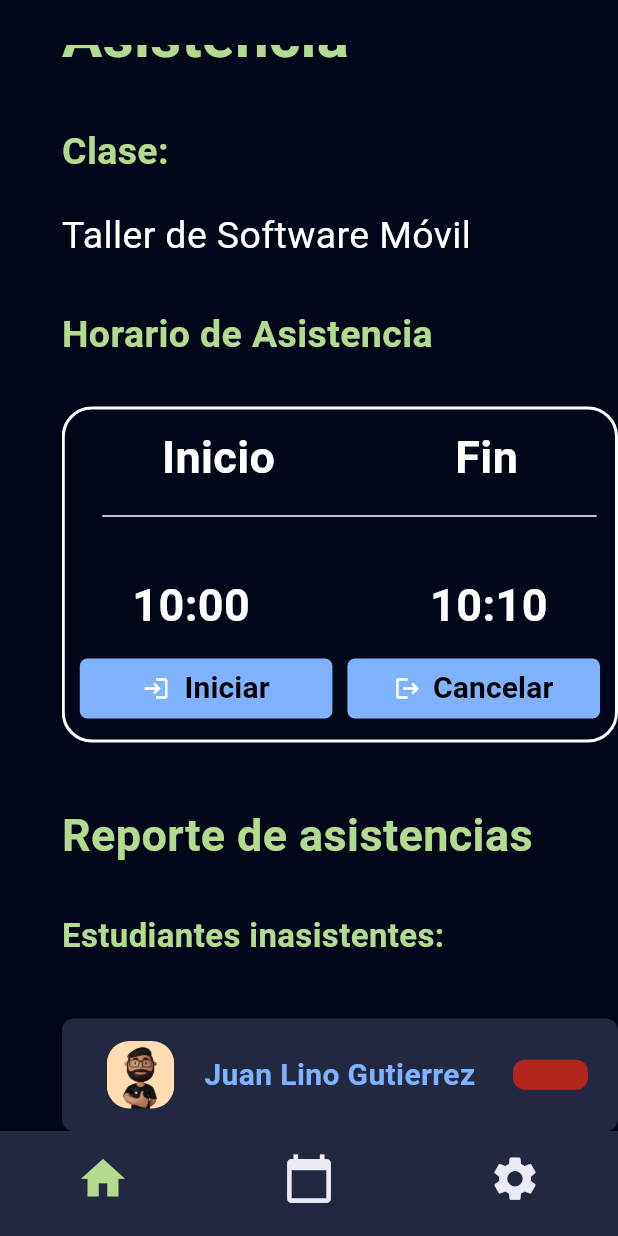
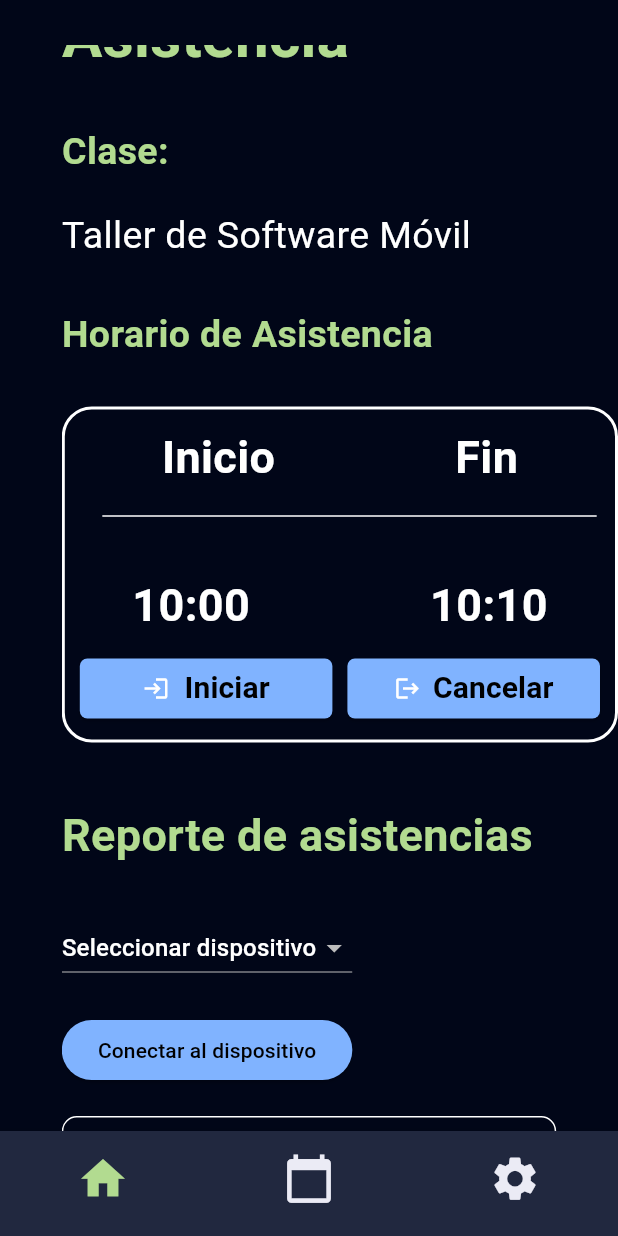
Before and after one commit to adrianiqf/Kunan, a Flutter app: the ProfTomarAsistencia screen opened directly, scrolled down 147 dp, on a phone screen of 412 x 824 dp. Run offline on Flutter 3.47's test engine with Material 3 defaults, Android fonts, the phone set to English and light mode, and no system bars; our stand-ins replace flutter_blue_plus, shared_preferences; accounts and stored records are empty.

Commit message:
Conexion BLE asistencia profesores
Se añadió la conexión de BLE en la pantalla de asistencia, un buscador de servidores, una manera para conectarse al seleccionado y un lector de los servicios

```diff
--- a/lib/pantallas/Profesores/prof_asistencia.dart
+++ b/lib/pantallas/Profesores/prof_asistencia.dart
@@ -1,11 +1,124 @@
+import 'dart:async';
+import 'dart:io';
 import 'package:flutter/material.dart';
+import 'package:flutter_blue_plus/flutter_blue_plus.dart';
 import 'package:kunan_v01/pantallas/Profesores/prof_reporte_asistencia.dart';
 import 'package:kunan_v01/widgets/estudiantes_widget.dart';
-
 import '../../widgets/custom_navigationbar.dart';
 
-class ProfTomarAsistencia extends StatelessWidget {
+class ProfTomarAsistencia extends StatefulWidget {
   const ProfTomarAsistencia({super.key});
+
+  @override
+  _ProfTomarAsistenciaState createState() => _ProfTomarAsistenciaState();
+}
+
+class _ProfTomarAsistenciaState extends State<ProfTomarAsistencia> {
+  List<ScanResult> devices = [];
+  BluetoothAdapterState _adapterState = BluetoothAdapterState.unknown;
+  late StreamSubscription<BluetoothAdapterState> _adapterStateSubscription;
+  BluetoothDevice? selectedDevice;
+  List<BluetoothService> services = [];
+  bool isConnecting = false;
+
+  @override
+  void initState() {
+    super.initState();
+    _initBluetooth();
+  }
+
+  void _initBluetooth() async {
+    if (await FlutterBluePlus.isSupported == false) {
+      print("Bluetooth no es compatible con este dispositivo");
+      return;
+    }
+
+    _adapterStateSubscription =
+        FlutterBluePlus.adapterState.listen((BluetoothAdapterState state) {
+      setState(() {
+        _adapterState = state;
+      });
+      if (state == BluetoothAdapterState.on) {
+        _startScan();
+      } else {
+        _showBluetoothOffDialog();
+      }
+    });
+
+    if (Platform.isAndroid) {
+      try {
+        await FlutterBluePlus.turnOn();
+      } catch (e) {
+        print("No se pudo activar el Bluetooth: $e");
+      }
+    }
+  }
+
+  void _showBluetoothOffDialog() {
+    showDialog(
+      context: context,
+      builder: (BuildContext context) {
+        return AlertDialog(
+          title: Text('Bluetooth desactivado'),
+          content:
+              Text('Por favor, active el Bluetooth para usar esta función.'),
+          actions: <Widget>[
+            TextButton(
+              child: Text('OK'),
+              onPressed: () {
+                Navigator.of(context).pop();
+              },
+            ),
+          ],
+        );
+      },
+    );
+  }
+
+  void _startScan() async {
+    if (_adapterState != BluetoothAdapterState.on) return;
+
+    setState(() {
+      devices.clear();
+    });
+
+    try {
+      await FlutterBluePlus.startScan(timeout: Duration(seconds: 4));
+      FlutterBluePlus.scanResults.listen((results) {
+        setState(() {
+          devices = results;
+        });
+      });
+    } catch (e) {
+      print('Error al escanear dispositivos BLE: $e');
+    }
+  }
+
+  Future<void> _connectToDevice() async {
+    if (selectedDevice == null) return;
+
+    setState(() {
+      isConnecting = true;
+    });
+
+    try {
+      await selectedDevice!.connect();
+      services = await selectedDevice!.discoverServices();
+      setState(() {});
+    } catch (e) {
+      print('Error al conectar con el dispositivo: $e');
+    } finally {
+      setState(() {
+        isConnecting = false;
+      });
+    }
+  }
+
+  @override
+  void dispose() {
+    _adapterStateSubscription.cancel();
+    super.dispose();
+  }
 
   @override
   Widget build(BuildContext context) {
@@ -19,9 +132,6 @@
         child: SingleChildScrollView(
           child: Column(
             crossAxisAlignment: CrossAxisAlignment.start,
-            children: [
-              // LOGO
-              Column(
             children: [
               GestureDetector(
                 onTap: () {
@@ -44,8 +154,6 @@
                     ),
                   ],
                 ),
-                  ),
-                ],
               ),
               const SizedBox(height: 20),
               Container(
@@ -163,7 +271,8 @@
                             child: ElevatedButton(
                               onPressed: () {},
                               style: ElevatedButton.styleFrom(
-                                backgroundColor: const Color.fromRGBO(128, 179, 255, 1),
+                                backgroundColor:
+                                    const Color.fromRGBO(128, 179, 255, 1),
                                 shape: RoundedRectangleBorder(
                                   borderRadius: BorderRadius.circular(5),
                                 ),
@@ -190,7 +299,8 @@
                             child: ElevatedButton(
                               onPressed: () {},
                               style: ElevatedButton.styleFrom(
-                                backgroundColor: const Color.fromRGBO(128, 179, 255, 1),
+                                backgroundColor:
+                                    const Color.fromRGBO(128, 179, 255, 1),
                                 shape: RoundedRectangleBorder(
                                   borderRadius: BorderRadius.circular(5),
                                 ),
@@ -223,7 +333,8 @@
                 onTap: () {
                   Navigator.push(
                     context,
-                    MaterialPageRoute(builder: (context) => const ProfReporteAsistencia()),
+                    MaterialPageRoute(
+                        builder: (context) => const ProfReporteAsistencia()),
                   );
                 },
                 child: const Text(
@@ -232,6 +343,57 @@
                     fontSize: 30,
                     color: Color.fromRGBO(178, 219, 144, 1),
                     fontWeight: FontWeight.w600,
+                  ),
+                ),
+              ),
+              const SizedBox(height: 30),
+              DropdownButton<BluetoothDevice>(
+                value: selectedDevice,
+                hint: Text('Seleccionar dispositivo',
+                    style: TextStyle(color: Colors.white)),
+                dropdownColor: Color.fromRGBO(1, 6, 24, 1),
+                items: devices.map((result) {
+                  return DropdownMenuItem(
+                    value: result.device,
+                    child: Text(
+                      result.device.platformName ?? 'Dispositivo desconocido',
+                      style: TextStyle(color: Colors.white),
+                    ),
+                  );
+                }).toList(),
+                onChanged: (BluetoothDevice? value) {
+                  setState(() {
+                    selectedDevice = value;
+                  });
+                },
+              ),
+              SizedBox(height: 20),
+              ElevatedButton(
+                onPressed: isConnecting ? null : _connectToDevice,
+                child: Text(
+                    isConnecting ? 'Conectando...' : 'Conectar al dispositivo'),
+                style: ElevatedButton.styleFrom(
+                  backgroundColor: Color.fromRGBO(128, 179, 255, 1),
+                  foregroundColor: Colors.black,
+                ),
+              ),
+              SizedBox(height: 20),
+              Container(
+                width: screenSize.width * 0.8,
+                height: 200,
+                decoration: BoxDecoration(
+                  border: Border.all(color: Colors.white),
+                  borderRadius: BorderRadius.circular(10),
+                ),
+                child: SingleChildScrollView(
+                  child: Padding(
+                    padding: const EdgeInsets.all(8.0),
+                    child: Text(
+                      services.isEmpty
+                          ? 'No hay servicios disponibles'
+                          : services.map((s) => s.uuid.toString()).join('\n'),
+                      style: TextStyle(color: Colors.white),
+                    ),
                   ),
                 ),
               ),
--- a/pubspec.yaml
+++ b/pubspec.yaml
@@ -38,6 +38,7 @@
   scrollable_table_view: ^2.0.3
   flutter_adaptive_scaffold: ^0.1.11
   http: ^1.2.1
+  flutter_blue_plus: ^1.32.8
 
 dev_dependencies:
   flutter_test:
```
Also changed, not shown: lib/main.dart (+5 -5 lines), pubspec.lock, 1 other file. Lines whose indentation alone changed are shown as unchanged.
